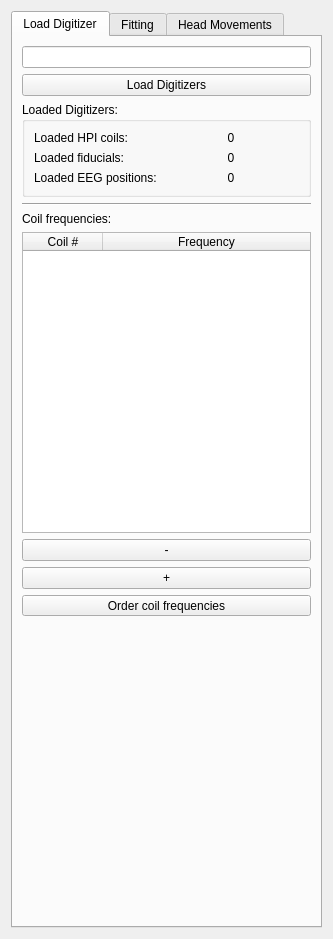
Before: the Qt Designer form libraries/disp/viewers/formfiles/hpisettingsview.ui in mne-tools/mne-cpp, drawn with Qt 5.
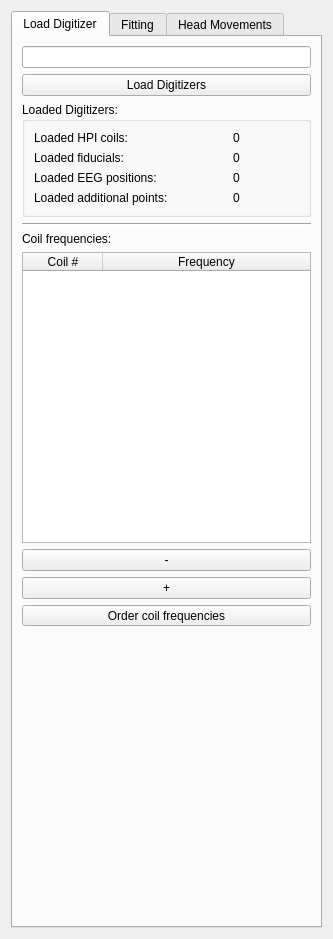
After: the same form once the commit is applied.

Commit message: ENH: Make scaling view only show available channel scaling sliders

What changed in the file:
```diff
--- a/libraries/disp/viewers/formfiles/hpisettingsview.ui
+++ b/libraries/disp/viewers/formfiles/hpisettingsview.ui
@@ -98,6 +98,23 @@
             </property>
            </widget>
           </item>
+          <item row="3" column="0">
+           <widget class="QLabel" name="label_20">
+            <property name="text">
+             <string>Loaded additional points:</string>
+            </property>
+           </widget>
+          </item>
+          <item row="3" column="1">
+           <widget class="QLabel" name="m_label_numberLoadedAdditional">
+            <property name="text">
+             <string>0</string>
+            </property>
+            <property name="alignment">
+             <set>Qt::AlignCenter</set>
+            </property>
+           </widget>
+          </item>
          </layout>
         </widget>
        </item>
```
The commit also changes 7 other files.
